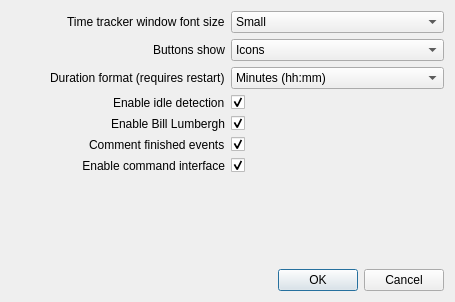
This is Charm/Widgets/CharmPreferences.ui in KDAB/Charm as Qt 5 draws it before an edit. The edited form follows.
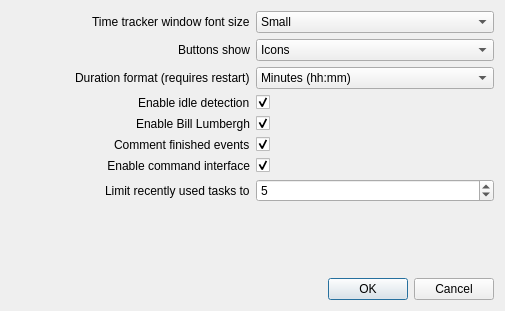
This is the edited form.

Commit message:
Add config option for number of task selector entries
Allows to have a longer or shorter list of quick task selection
entries in the main window's toolbar button menu and the tray icon
context menu.

```diff
--- a/Charm/Widgets/CharmPreferences.ui
+++ b/Charm/Widgets/CharmPreferences.ui
@@ -6,8 +6,8 @@
    <rect>
     <x>0</x>
     <y>0</y>
-    <width>455</width>
-    <height>302</height>
+    <width>505</width>
+    <height>311</height>
    </rect>
   </property>
   <property name="windowTitle">
@@ -236,6 +236,29 @@
        </property>
       </widget>
      </item>
+     <item row="7" column="0" alignment="Qt::AlignRight">
+      <widget class="QLabel" name="lbNumberOfTaskSelectorEntries">
+       <property name="sizePolicy">
+        <sizepolicy hsizetype="Preferred" vsizetype="MinimumExpanding">
+         <horstretch>0</horstretch>
+         <verstretch>0</verstretch>
+        </sizepolicy>
+       </property>
+       <property name="text">
+        <string>Limit recently used tasks to</string>
+       </property>
+       <property name="buddy">
+        <cstring>sbNumberOfTaskSelectorEntries</cstring>
+       </property>
+      </widget>
+     </item>
+     <item row="7" column="2">
+      <widget class="QSpinBox" name="sbNumberOfTaskSelectorEntries">
+       <property name="value">
+        <number>5</number>
+       </property>
+      </widget>
+     </item>
     </layout>
    </item>
    <item>
```
The commit also changes 11 other files.
